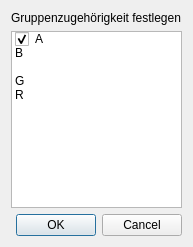
Before: the Qt Designer form wz-data/ui/dialog_pupil_groups.ui in gradgrind/WZ3, drawn with Qt 5.
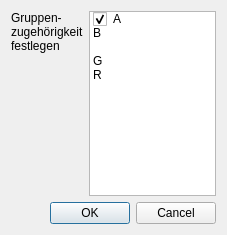
After: the same form once the commit is applied.

Commit message: Work on pupil groups dialog

```diff
--- a/wz-data/ui/dialog_pupil_groups.ui
+++ b/wz-data/ui/dialog_pupil_groups.ui
@@ -6,18 +6,22 @@
    <rect>
     <x>0</x>
     <y>0</y>
-    <width>193</width>
-    <height>247</height>
+    <width>227</width>
+    <height>235</height>
    </rect>
   </property>
   <property name="windowTitle">
    <string>Schüler – Gruppen</string>
   </property>
+  <layout class="QVBoxLayout" name="verticalLayout_2">
+   <item>
+    <layout class="QHBoxLayout" name="horizontalLayout">
+     <item>
   <layout class="QVBoxLayout" name="verticalLayout">
    <item>
     <widget class="QLabel" name="label">
      <property name="text">
-      <string>&lt;html&gt;&lt;head/&gt;&lt;body&gt;&lt;p&gt;Gruppenzugehörigkeit festlegen&lt;/p&gt;&lt;/body&gt;&lt;/html&gt;</string>
+          <string>&lt;html&gt;&lt;head/&gt;&lt;body&gt;&lt;p&gt;Gruppen-zugehörigkeit festlegen&lt;/p&gt;&lt;/body&gt;&lt;/html&gt;</string>
      </property>
      <property name="wordWrap">
       <bool>true</bool>
@@ -25,6 +29,21 @@
     </widget>
    </item>
    <item>
+        <spacer name="verticalSpacer">
+         <property name="orientation">
+          <enum>Qt::Vertical</enum>
+         </property>
+         <property name="sizeHint" stdset="0">
+          <size>
+           <width>20</width>
+           <height>40</height>
+          </size>
+         </property>
+        </spacer>
+       </item>
+      </layout>
+     </item>
+     <item>
     <widget class="QListWidget" name="grouplist">
      <property name="sizePolicy">
       <sizepolicy hsizetype="Expanding" vsizetype="Expanding">
@@ -76,6 +95,8 @@
       </property>
      </item>
     </widget>
+     </item>
+    </layout>
    </item>
    <item>
     <widget class="QDialogButtonBox" name="buttonBox">
```
Lines whose indentation alone changed are shown as unchanged. The commit also changes 2 other files.
